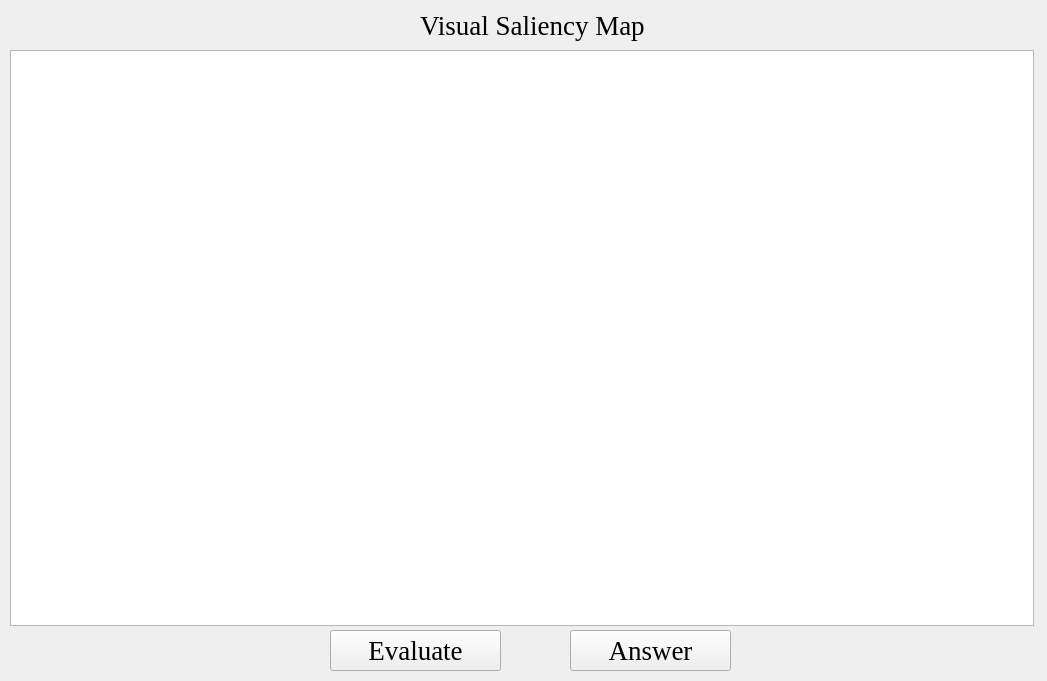
The window that demo/train/window.ui (dishangti/StockChart-EyeTrack) describes before a commit, drawn with Qt 5.
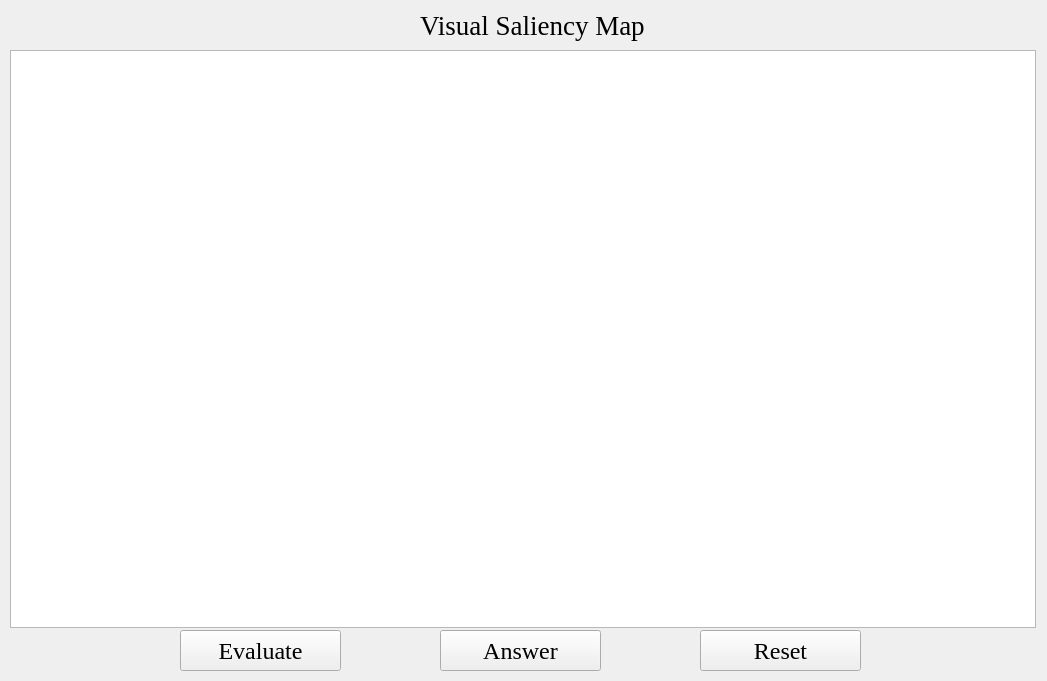
The same window after the commit.

Commit message: Show a chart and draw on it.

```diff
--- a/demo/train/window.ui
+++ b/demo/train/window.ui
@@ -19,24 +19,24 @@
      <rect>
       <x>10</x>
       <y>50</y>
-      <width>1024</width>
-      <height>576</height>
+      <width>1026</width>
+      <height>578</height>
      </rect>
     </property>
    </widget>
    <widget class="QPushButton" name="pushButton_evaluate">
     <property name="geometry">
      <rect>
-      <x>330</x>
+      <x>180</x>
       <y>630</y>
-      <width>171</width>
+      <width>161</width>
       <height>41</height>
      </rect>
     </property>
     <property name="font">
      <font>
       <family>Times New Roman</family>
-      <pointsize>20</pointsize>
+      <pointsize>18</pointsize>
      </font>
     </property>
     <property name="text">
@@ -46,7 +46,7 @@
    <widget class="QPushButton" name="pushButton_answer">
     <property name="geometry">
      <rect>
-      <x>570</x>
+      <x>440</x>
       <y>630</y>
       <width>161</width>
       <height>41</height>
@@ -55,7 +55,7 @@
     <property name="font">
      <font>
       <family>Times New Roman</family>
-      <pointsize>20</pointsize>
+      <pointsize>18</pointsize>
      </font>
     </property>
     <property name="text">
@@ -81,6 +81,25 @@
      <string>Visual Saliency Map</string>
     </property>
    </widget>
+   <widget class="QPushButton" name="pushButton_reset">
+    <property name="geometry">
+     <rect>
+      <x>700</x>
+      <y>630</y>
+      <width>161</width>
+      <height>41</height>
+     </rect>
+    </property>
+    <property name="font">
+     <font>
+      <family>Times New Roman</family>
+      <pointsize>18</pointsize>
+     </font>
+    </property>
+    <property name="text">
+     <string>Reset</string>
+    </property>
+   </widget>
   </widget>
  </widget>
  <resources/>
```
Left out of the diff: 27 changed lines with no effect on the pictures. The commit also changes 2 other files.
